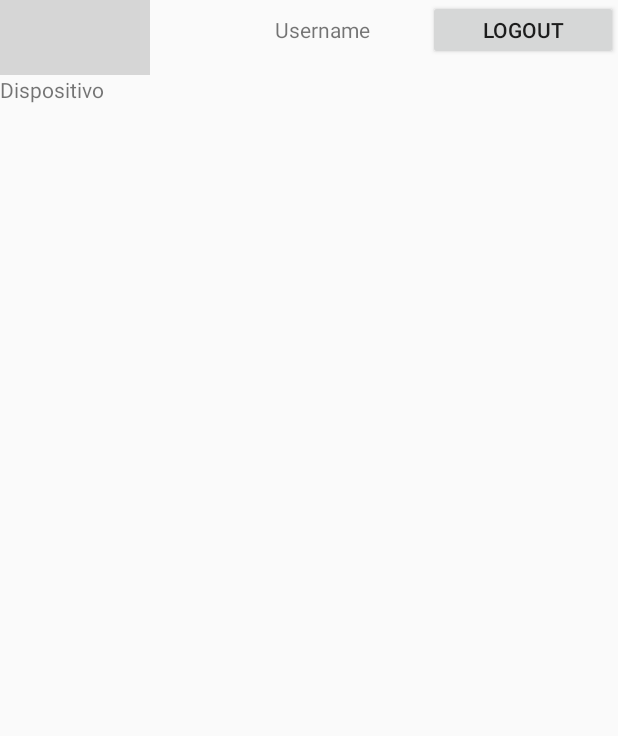
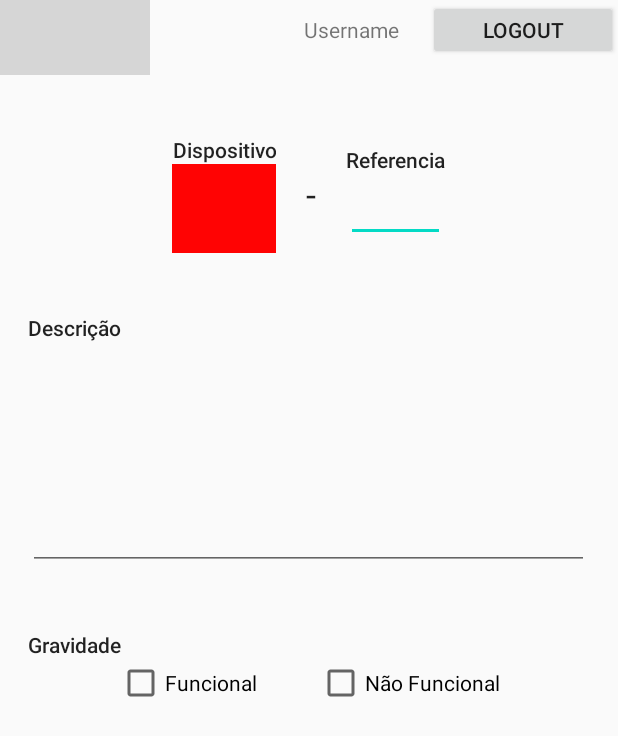
Before and after one commit to goncaloxavier/psi_2190788_2190778, an Android app: the layout activity_anomaly.xml on its own in the app's theme, with its tools: preview values and no code run, on a phone screen of 412 x 824 dp. Shown: the top 736 px of the screen. Run offline under Robolectric (Android 15) with nearby library versions, the phone set to English and light mode, and no system bars; grey boxes are pictures that could not be loaded.

Commit message:
Layout Anomaly Terminado

```diff
--- a/AM/app/src/main/res/layout/activity_anomaly.xml
+++ b/AM/app/src/main/res/layout/activity_anomaly.xml
@@ -11,7 +11,7 @@
     <LinearLayout
         android:layout_width="match_parent"
         android:layout_height="wrap_content"
-        android:gravity="left">
+        android:gravity="center">
 
         <ImageView
             android:id="@+id/imgLogo"
@@ -34,7 +34,9 @@
                 android:layout_width="wrap_content"
                 android:layout_height="wrap_content"
                 android:layout_weight="1"
-                android:text="Username" />
+                android:text="Username"
+                android:gravity="center"
+                />
 
             <Button
                 android:id="@+id/btnLogout"
@@ -42,14 +44,154 @@
                 android:layout_height="40dp"
                 android:layout_weight="1"
                 android:text="Logout" />
+
         </LinearLayout>
 
     </LinearLayout>
 
-    <TextView
-        android:id="@+id/textDispositivo"
-        android:layout_width="wrap_content"
+    <Space
+        android:layout_width="match_parent"
+        android:layout_height="40dp"
+        android:layout_weight="0"
+        android:gravity="center" />
+
+    <LinearLayout
+        android:layout_width="match_parent"
         android:layout_height="wrap_content"
-        android:text="Dispositivo" />
+        android:gravity="center"
+        android:orientation="horizontal">
+
+        <LinearLayout
+            android:layout_width="wrap_content"
+            android:layout_height="wrap_content"
+            android:layout_gravity="center"
+            android:animateLayoutChanges="false"
+            android:gravity="center"
+            android:orientation="vertical">
+
+            <TextView
+                android:id="@+id/textDispositivo"
+                android:layout_width="wrap_content"
+                android:layout_height="wrap_content"
+                android:gravity="center"
+                android:text="Dispositivo"
+                android:textAppearance="@style/TextAppearance.AppCompat.Body2" />
+
+            <Spinner
+                android:id="@+id/spinner"
+                android:layout_width="match_parent"
+                android:layout_height="59dp"
+                android:background="#FF0303" />
+
+        </LinearLayout>
+
+        <Space
+            android:layout_width="20dp"
+            android:layout_height="match_parent" />
+
+        <TextView
+            android:id="@+id/textView"
+            android:layout_width="wrap_content"
+            android:layout_height="69dp"
+            android:gravity="center"
+            android:text="-"
+            android:textAppearance="@style/TextAppearance.AppCompat.Headline" />
+
+        <Space
+            android:layout_width="20dp"
+            android:layout_height="match_parent" />
+
+        <LinearLayout
+            android:layout_width="wrap_content"
+            android:layout_height="wrap_content"
+            android:orientation="vertical">
+
+            <TextView
+                android:id="@+id/txtRef"
+                android:layout_width="wrap_content"
+                android:layout_height="wrap_content"
+                android:gravity="center"
+                android:text="Referencia"
+                android:textAppearance="@style/TextAppearance.AppCompat.Body2" />
+
+            <EditText
+                android:id="@+id/editTextTextPersonName"
+                android:layout_width="match_parent"
+                android:layout_height="wrap_content"
+                android:inputType="textShortMessage" />
+        </LinearLayout>
+    </LinearLayout>
+
+    <Space
+        android:layout_width="match_parent"
+        android:layout_height="40dp" />
+
+    <LinearLayout
+        android:layout_width="match_parent"
+        android:layout_height="wrap_content"
+        android:gravity="center"
+        android:orientation="vertical">
+
+        <TextView
+            android:id="@+id/txtDescricao"
+            android:layout_width="374dp"
+            android:layout_height="wrap_content"
+            android:text="Descrição"
+            android:textAppearance="@style/TextAppearance.AppCompat.Body2" />
+
+        <EditText
+            android:layout_width="374dp"
+            android:layout_height="wrap_content"
+            android:gravity="center"
+            android:inputType="textMultiLine"
+            android:lines="8"
+            android:maxLines="10"
+            android:minLines="6"
+            android:scrollbars="vertical" />
+    </LinearLayout>
+
+    <Space
+        android:layout_width="match_parent"
+        android:layout_height="40dp"
+        android:layout_weight="0" />
+
+    <LinearLayout
+        android:layout_width="match_parent"
+        android:layout_height="wrap_content"
+        android:gravity="center"
+        android:orientation="vertical">
+
+        <TextView
+            android:id="@+id/textView3"
+            android:layout_width="374dp"
+            android:layout_height="wrap_content"
+            android:text="Gravidade"
+            android:textAppearance="@style/TextAppearance.AppCompat.Body2" />
+
+        <LinearLayout
+            android:layout_width="match_parent"
+            android:layout_height="match_parent"
+            android:gravity="center"
+            android:orientation="horizontal">
+
+            <CheckBox
+                android:id="@+id/checkBoxFunc"
+                android:layout_width="wrap_content"
+                android:layout_height="wrap_content"
+                android:layout_weight="0"
+                android:text="Funcional" />
+
+            <Space
+                android:layout_width="40dp"
+                android:layout_height="match_parent"
+                android:layout_weight="0" />
+
+            <CheckBox
+                android:id="@+id/checkBoxNFunc"
+                android:layout_width="wrap_content"
+                android:layout_height="wrap_content"
+                android:text="Não Funcional" />
+        </LinearLayout>
+    </LinearLayout>
 
 </LinearLayout>
```
